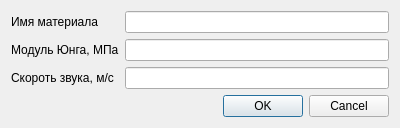
Above: ui/add_elastic_material_dlg.ui from constantinoval/dynaexp before the change. Below: the same form after it.
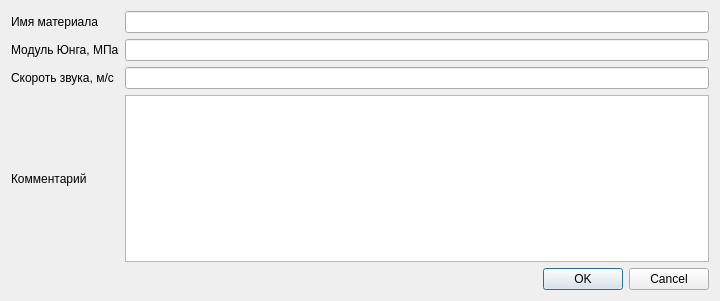
That is the form after the change.

What changed in the file:
```diff
--- a/ui/add_elastic_material_dlg.ui
+++ b/ui/add_elastic_material_dlg.ui
@@ -9,8 +9,8 @@
    <rect>
     <x>0</x>
     <y>0</y>
-    <width>400</width>
-    <height>128</height>
+    <width>720</width>
+    <height>301</height>
    </rect>
   </property>
   <property name="windowTitle">
@@ -26,9 +26,6 @@
        </property>
       </widget>
      </item>
-     <item row="1" column="1">
-      <widget class="QLineEdit" name="lineEdit_E"/>
-     </item>
      <item row="0" column="0">
       <widget class="QLabel" name="label">
        <property name="text">
@@ -36,8 +33,11 @@
        </property>
       </widget>
      </item>
-     <item row="2" column="1">
-      <widget class="QLineEdit" name="lineEdit_c"/>
+     <item row="1" column="1">
+      <widget class="QLineEdit" name="lineEdit_E"/>
+     </item>
+     <item row="0" column="1">
+      <widget class="QLineEdit" name="lineEdit_name"/>
      </item>
      <item row="2" column="0">
       <widget class="QLabel" name="label_2">
@@ -46,8 +46,18 @@
        </property>
       </widget>
      </item>
-     <item row="0" column="1">
-      <widget class="QLineEdit" name="lineEdit_name"/>
+     <item row="2" column="1">
+      <widget class="QLineEdit" name="lineEdit_c"/>
+     </item>
+     <item row="3" column="0">
+      <widget class="QLabel" name="label_4">
+       <property name="text">
+        <string>Комментарий</string>
+       </property>
+      </widget>
+     </item>
+     <item row="3" column="1">
+      <widget class="QPlainTextEdit" name="comment_text"/>
      </item>
     </layout>
    </item>
@@ -59,6 +69,9 @@
      <property name="standardButtons">
       <set>QDialogButtonBox::Cancel|QDialogButtonBox::Ok</set>
      </property>
+     <property name="centerButtons">
+      <bool>false</bool>
+     </property>
     </widget>
    </item>
   </layout>
```
Left out of the diff: 1 changed line with no effect on the pictures.
